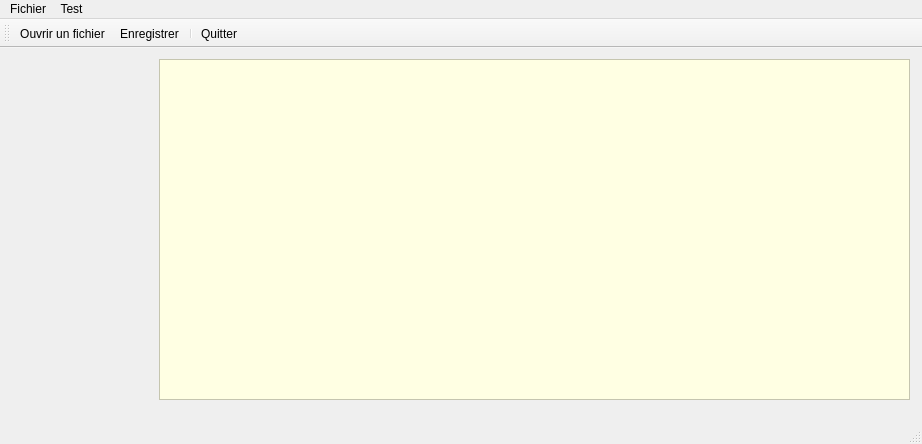
TheoMichaud/Apprendre_QT, file Menu/mainwindow.ui: the form before one commit.
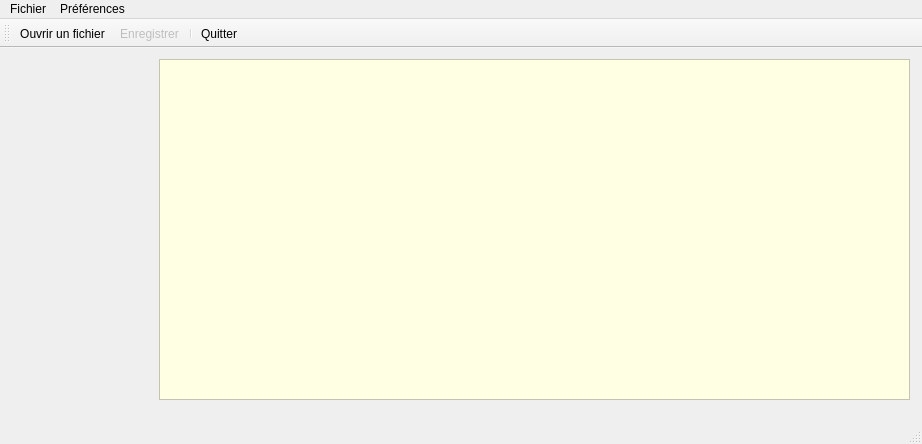
The form after the commit. Icons and pictures are not drawn.

```diff
--- a/Menu/mainwindow.ui
+++ b/Menu/mainwindow.ui
@@ -72,7 +72,7 @@
    </widget>
    <widget class="QMenu" name="menuTest">
     <property name="title">
-     <string>Test</string>
+     <string>Préférences</string>
     </property>
     <widget class="QMenu" name="menuSous_menu1">
      <property name="title">
@@ -147,6 +147,9 @@
    </property>
   </action>
   <action name="actionEnregistrer">
+   <property name="enabled">
+    <bool>false</bool>
+   </property>
    <property name="icon">
     <iconset resource="ressource1.qrc">
      <normaloff>:/menu/Save-icon.png</normaloff>:/menu/Save-icon.png</iconset>
```
Left out of the diff: 22 changed lines with no effect on the pictures.
